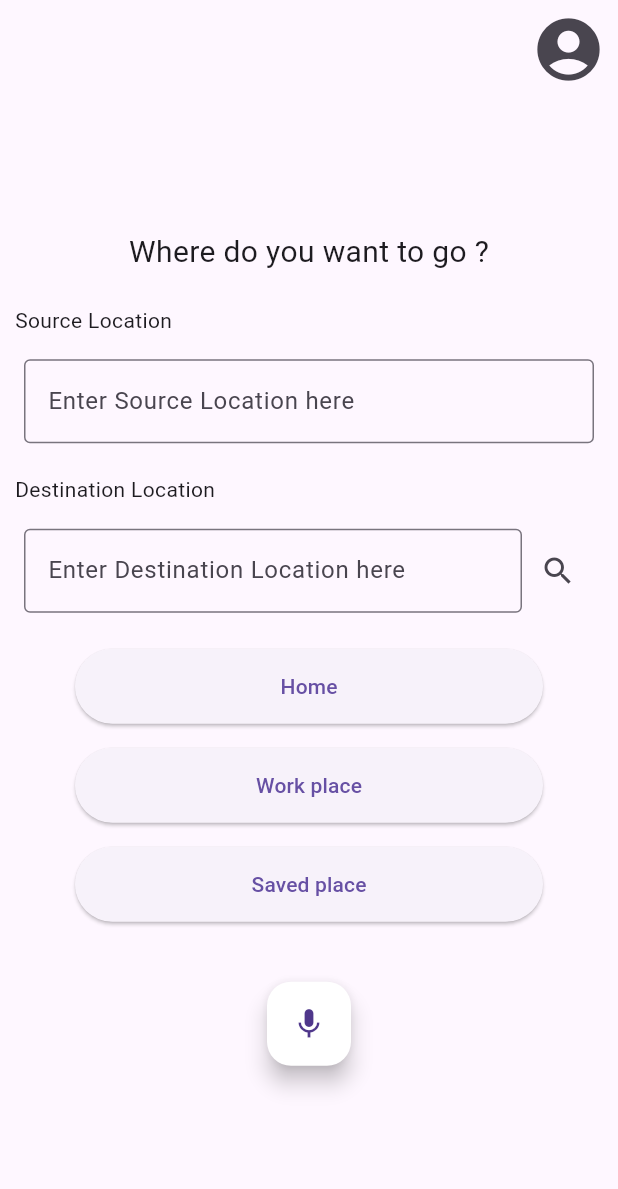
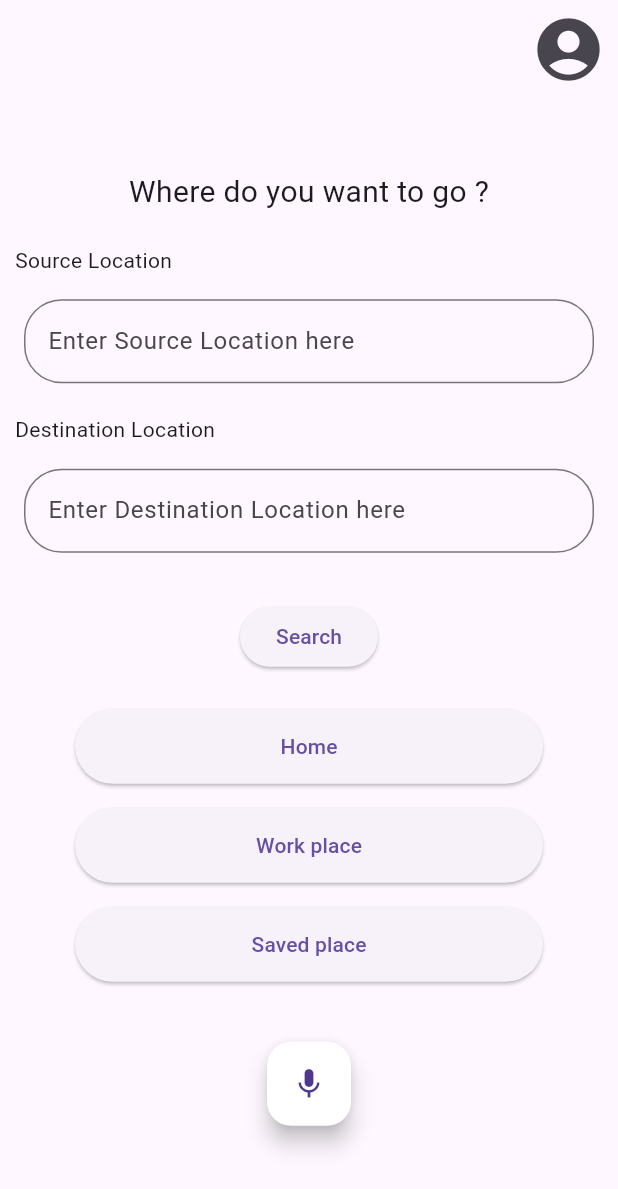
Before and after one commit to kevinchien920819/guide_app, a Flutter app: the screen it shows after launch, on a phone screen of 412 x 824 dp. Shown: the top 1189 px of the screen. Run offline on Flutter 3.47's test engine with Material 3 defaults, Android fonts, the phone set to English and light mode, and no system bars; our stand-ins replace bloc, equatable, flutter_bloc, flutter_tts, google_maps_flutter, location and 1 more; missing offline and left inert: flutter_polyline_points.

Commit message:
Update UI

```diff
--- a/lib/main.dart
+++ b/lib/main.dart
@@ -1,121 +1,11 @@
-// import 'package:flutter/material.dart';
-// import 'package:flutter_tts/flutter_tts.dart';
-// import 'pages/login_page.dart'; // 导入 LoginScreen
-// import 'pages/map_page.dart'; // 导入 MapScreen
-
-// void main() {
-//   runApp(const MyApp());
-// }
-
-// class MyApp extends StatelessWidget {
-//   const MyApp({super.key});
-
-//   @override
-//   Widget build(BuildContext context) {
-//     return MaterialApp(
-//       title: 'MyApp',
-//       theme: ThemeData(
-//         primarySwatch: Colors.blue,
-//       ),
-//       home: const MainScreen(),
-//     );
-//   }
-// }
-
-// class MainScreen extends StatefulWidget {
-//   const MainScreen({super.key});
-
-//   @override
-//   MainScreenState createState() => MainScreenState();
-// }
-
-// class MainScreenState extends State<MainScreen> {
-//   final FlutterTts flutterTts = FlutterTts();
-//   bool _isLoggedIn = false; // 檢查是否登入
-
-//   // 語音合成
-//   void _speak(String texts) async {
-//     await flutterTts.setLanguage("zh-TW");
-//     await flutterTts.setPitch(1.0);
-//     await flutterTts.speak(texts);
-//   }
-
-//   // 登入成功
-//   void _loginSuccess() {
-//     setState(() {
-//       _isLoggedIn = true;
-//     });
-//   }
-
-//   final sourceController = TextEditingController();
-//   final destinationController = TextEditingController();
-
-//   @override
-//   void dispose() {
-//     sourceController.dispose();
-//     destinationController.dispose();
-//     super.dispose();
-//   }
-
-//   @override
-//   Widget build(BuildContext context) {
-//     return Scaffold(
-//       appBar: AppBar(
-//         actions: <Widget>[
-//           IconButton(
-//             icon: const Icon(Icons.account_circle),
-//             iconSize: 50,
-//             onPressed: () {
-//               if (_isLoggedIn) {
-//                 ScaffoldMessenger.of(context).showSnackBar(
-//                   SnackBar(content: Text('Already logged in')),
-//                 );
-//               } else {
-//                 Navigator.push(
-//                   context,
-//                   MaterialPageRoute(builder: (context) => LoginScreen(onLoginSuccess: _loginSuccess)),
-//                 );
-//               }
-//             },
-//           ),
-//         ],
-//       ),
-//       body: Center(
-//         child: Column(
-//           children: [
-//             TextField(
-//               controller: sourceController,
-//               decoration: InputDecoration(labelText: 'Source Address'),
-//             ),
-//             TextField(
-//               controller: destinationController,
-//               decoration: InputDecoration(labelText: 'Destination Address'),
-//             ),
-//             ElevatedButton(
-//               onPressed: () {
-//                 Navigator.push(
-//                   context,
-//                   MaterialPageRoute(
-//                     builder: (context) => MapPage(
-//                       source: sourceController.text,
-//                       destination: destinationController.text,
-//                     ),
-//                   ),
-//                 );
-//               },
-//               child: Text('Show Map'),
-//             ),
-//           ],
-//         ),
-//       ),
-//     );
-//   }
-// }
 import 'package:flutter/material.dart';
-// import 'package:flutter/widgets.dart';
+import 'package:flutter_guide_app/services/speech_to_text_service.dart';
+// import 'services/speech_to_text_service.dart';
 import 'package:flutter_tts/flutter_tts.dart';
 import 'pages/login_page.dart'; // 导入 LoginScreen
 import 'pages/map_page.dart'; // 导入 MapScreen
+
+
 
 void main() {
   runApp(const MyApp());
@@ -127,6 +17,7 @@ class MyApp extends StatelessWidget {
   @override
   Widget build(BuildContext context) {
     return MaterialApp(
+      debugShowCheckedModeBanner: false,
       title: 'MyApp',
       theme: ThemeData(
         primarySwatch: Colors.blue,
@@ -144,33 +35,61 @@ class MainScreen extends StatefulWidget {
 }
 
 class MainScreenState extends State<MainScreen> {
+
+
+// Flutter tts service
   final FlutterTts flutterTts = FlutterTts();
-  bool _isLoggedIn = false; // 檢查是否登入
-
-// 語音合成
   void _speak(String texts) async {
     await flutterTts.setLanguage("zh-TW");
     await flutterTts.setPitch(1.0);
     await flutterTts.speak(texts);
   }
 
-// 登入成功
+
+// login info and login sucess
+  bool _isLoggedIn = false; // 檢查是否登入
   void _loginSuccess() {
     setState(() {
       _isLoggedIn = true;
     });
   }
 
-  // void _navigateTo(String destination) {
-  //   Navigator.push(
-  //     context,
-  //     MaterialPageRoute(
-  //       builder: (context) => MapScreen(destination: destination),
-  //     ),
-  //   );
-  // }
 
-  // TODO:get the text filed data
+  // Speech to text service
+  final SpeechToTextService _speechToTextService = SpeechToTextService();
+  bool _isListening = false;
+  String _lastWords = '';
+
+  @override
+  void initState() {
+    super.initState();
+    _initSpeech();
+  }
+
+  void _initSpeech() async {
+    await _speechToTextService.initSpeech();
+    setState(() {});
+  }
+
+  void _toggleListening() {
+    if (_isListening) {
+      _speechToTextService.stopListening();
+    } else {
+      _speechToTextService.startListening(_onSpeechResult);
+    }
+    setState(() {
+      _isListening = !_isListening;
+    });
+  }
+
+  void _onSpeechResult(String result) {
+    setState(() {
+      _lastWords = result;
+    });
+  }
+
+
+  //controller for source and destination
   final sourceController = TextEditingController();
   final destinationController = TextEditingController();
 
@@ -181,6 +100,7 @@ class MainScreenState extends State<MainScreen> {
     destinationController.dispose();
     super.dispose();
   }
+
 
   @override
   Widget build(BuildContext context) {
@@ -250,8 +170,8 @@ class MainScreenState extends State<MainScreen> {
                     child: Center(
                   child: TextField(
                     controller: sourceController,
-                    decoration: const InputDecoration(
-                      border: OutlineInputBorder(),
+                    decoration:  InputDecoration(
+                      border: OutlineInputBorder(borderRadius: BorderRadius.circular(25)),
                       hintText: 'Enter Source Location here',
                     ),
                   ),
@@ -280,15 +200,27 @@ class MainScreenState extends State<MainScreen> {
                   child: Center(
                     child: TextField(
                       controller: destinationController,
-                      decoration: const InputDecoration(
-                        border: OutlineInputBorder(),
+                      decoration:  InputDecoration(
+                        border: OutlineInputBorder(borderRadius: BorderRadius.circular(25)),
                         hintText: 'Enter Destination Location here',
                       ),
                     ),
                   ),
                 ),
-                IconButton(
-                  icon: const Icon(Icons.search),
+              ],
+            ),
+          ),
+          Padding(
+            padding: const EdgeInsets.all(16.0),
+            child: Row(
+              mainAxisAlignment: MainAxisAlignment.center,
+            children: <Widget>[
+              Center(
+                child: ElevatedButton(
+
+                      iconAlignment: IconAlignment.end,
+                      child: const Text('Search'),
+                      // prefixIcon: const Icon(Icons.search),
                       onPressed: () {
                         _speak('search');
                         // showDialog(
@@ -312,11 +244,12 @@ class MainScreenState extends State<MainScreen> {
                                     )));
                       },
                     ),
+              ),
             ],
             ),
           ),
-
           // optionbutton of favorite place
+          // TODO: login check to use favorite place
           OptionButton(
               label: 'Home',
               onTap: () {
@@ -356,12 +289,15 @@ class MainScreenState extends State<MainScreen> {
           Padding(
             padding: const EdgeInsets.all(32.0),
             child: FloatingActionButton(
+              tooltip: '聆聽',
               onPressed: () {
+                // TODO: get data from speech to text
                 _speak('Please say your destination');
-                // 在这里，你应该集成你的语音识别功能以获取地址。
+                _toggleListening;
+                //
               },
               backgroundColor: Colors.white,
-              child: const Icon(Icons.mic),
+              child: Icon(_isListening ? Icons.mic_off : Icons.mic),
             ),
           ),
         ],
--- a/lib/services/polyline_service.dart
+++ b/lib/services/polyline_service.dart
@@ -8,8 +8,9 @@ class PolylineService {
       LatLng? sourceLocation, LatLng? destinationLocation, String googleApiKey, Function(BuildContext, String) showErrorDialog, BuildContext context) async {
     List<LatLng> polylineCoordinates = [];
     PolylinePoints polylinePoints = PolylinePoints();
-    if (sourceLocation == null || destinationLocation == null)
+    if (sourceLocation == null || destinationLocation == null) {
       return polylineCoordinates;
+    }
 
     PolylineResult result = await polylinePoints.getRouteBetweenCoordinates(
       googleApiKey:Constants.googleApiKey,
--- /dev/null
+++ b/lib/services/speech_to_text_service.dart
@@ -0,0 +1,22 @@
+import 'package:speech_to_text/speech_to_text.dart';
+
+class SpeechToTextService {
+  final SpeechToText _speechToText = SpeechToText();
+  bool _speechEnabled = false;
+
+  Future<void> initSpeech() async {
+    _speechEnabled = await _speechToText.initialize();
+  }
+
+  void startListening(Function(String) onResultCallback) async {
+    if (_speechEnabled) {
+      await _speechToText.listen(onResult: (result) {
+        onResultCallback(result.recognizedWords);
+      });
+    }
+  }
+
+  void stopListening() async {
+    await _speechToText.stop();
+  }
+}
--- a/pubspec.yaml
+++ b/pubspec.yaml
@@ -48,6 +48,9 @@ dependencies:
   permission_handler: ^11.3.1
   google_maps_flutter_ios: ^2.8.1
   speech_to_text: ^6.6.0
+  path_provider: ^2.1.3
+  sqflite: ^2.3.3+1
+  path: ^1.9.0
 
 dev_dependencies:
   flutter_test:
```
Also changed, not shown: lib/pages/login_page.dart (+8 -6 lines), lib/pages/login_screen.dart (deleted, +0 -21 lines), lib/pages/map_page.dart (+40 -32 lines), lib/pages/map_screen.dart (deleted, +0 -15 lines), lib/pages/register_page.dart (+9 -6 lines), pubspec.lock, 3 other files. Lines whose indentation alone changed are shown as unchanged.
